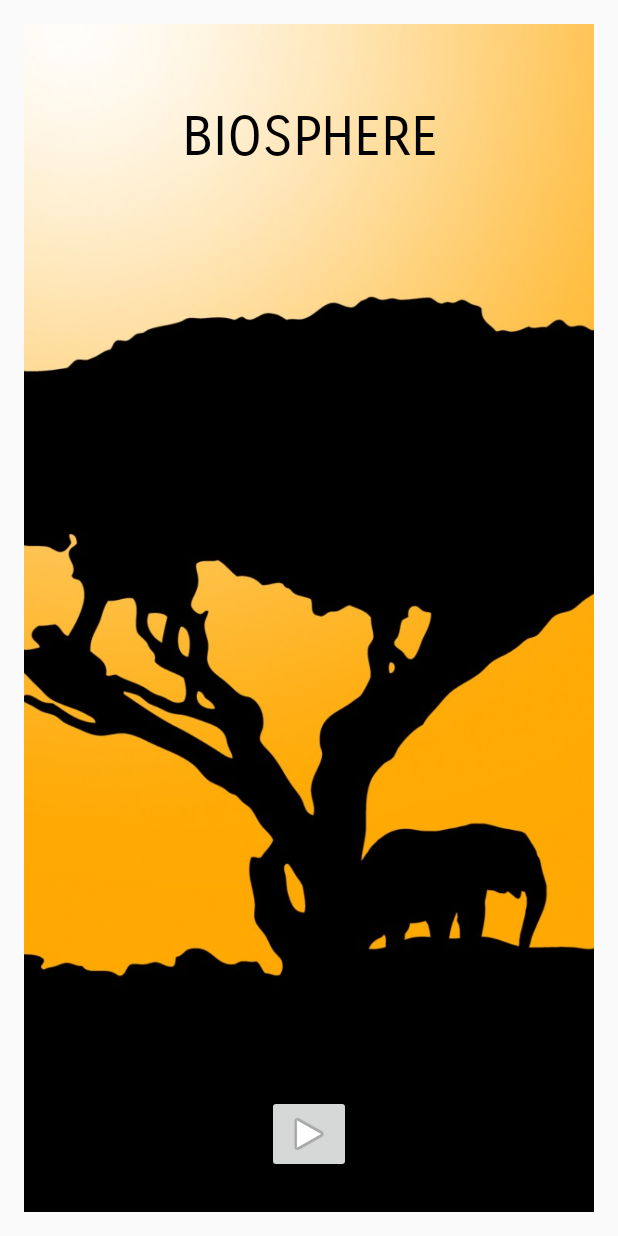
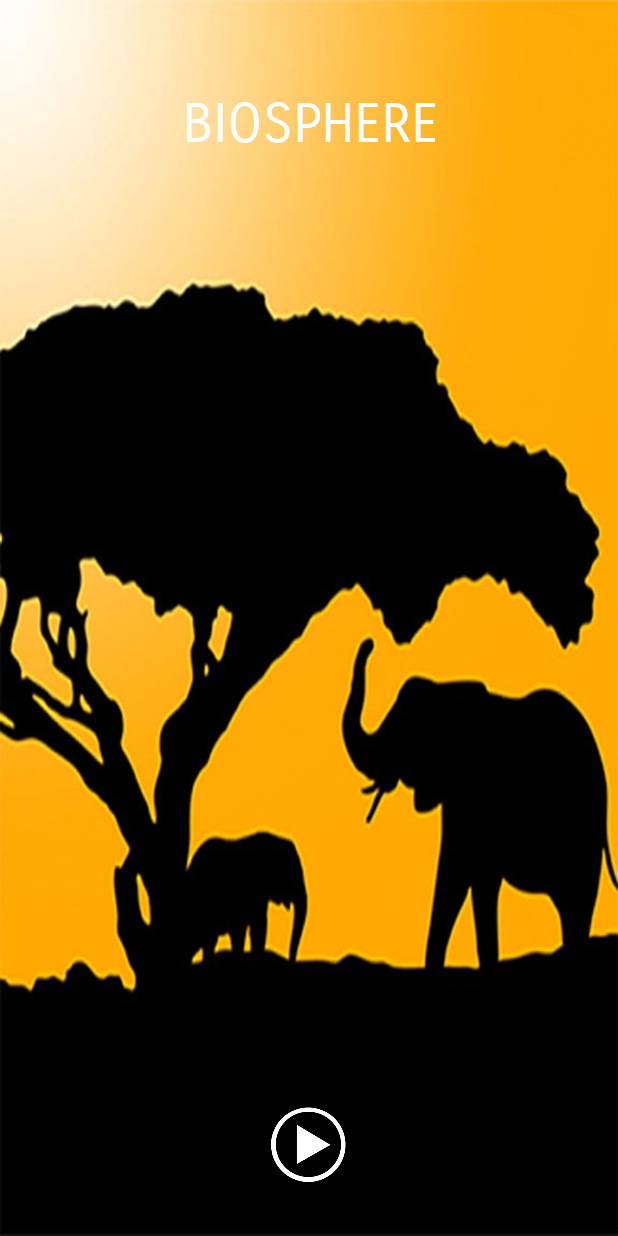
Before and after one commit to ti55987/Animal-Awareness, an Android app: the layout activity_main.xml on its own in the app's theme, with its tools: preview values and no code run, on a phone screen of 412 x 824 dp. Run offline under Robolectric (Android 15) with nearby library versions, the phone set to English and light mode, and no system bars.

Commit message:
Additional screen

```diff
--- a/Biosphere/app/src/main/res/layout/activity_main.xml
+++ b/Biosphere/app/src/main/res/layout/activity_main.xml
@@ -9,25 +9,19 @@
     android:paddingLeft="@dimen/activity_horizontal_margin"
     android:paddingRight="@dimen/activity_horizontal_margin"
     android:paddingTop="@dimen/activity_vertical_margin"
-    tools:context="com.example.jay.biosphere.MainActivity">
-
-    <ImageView
-        android:layout_height="wrap_content"
-        app:srcCompat="@drawable/a"
-        android:id="@+id/imageView"
-        android:layout_width="wrap_content"
-        android:scaleType="centerCrop"
-        android:layout_alignParentTop="true"
-        android:layout_alignParentLeft="true"
-        android:layout_alignParentStart="true" />
+    tools:context="com.example.jay.biosphere.MainActivity"
+    android:background="@drawable/a2">
 
     <ImageButton
-        android:layout_width="wrap_content"
-        android:layout_height="wrap_content"
-        app:srcCompat="@android:drawable/ic_media_play"
-        android:layout_marginBottom="26dp"
+        android:layout_width="50dp"
+        android:layout_height="50dp"
+        app:srcCompat="@drawable/playbutton"
         android:id="@+id/imageButton"
         android:adjustViewBounds="false"
+        android:background="@android:color/transparent"
+        android:layout_marginBottom="20dp"
+        android:scaleType="fitXY"
+        android:visibility="visible"
         android:layout_alignParentBottom="true"
         android:layout_centerHorizontal="true" />
 
@@ -40,8 +34,8 @@
         android:scaleType="centerCrop"
         android:fontFamily="sans-serif-smallcaps"
         android:textSize="36sp"
-        android:textColor="@android:color/background_dark"
-        android:layout_marginTop="54dp"
+        android:textColor="@android:color/background_light"
+        android:layout_marginTop="45dp"
         android:textAlignment="center"
         android:typeface="sans"
         android:layout_alignParentTop="true"
```
Also changed, not shown: Biosphere/app/src/main/AndroidManifest.xml (+7 -0 lines), Biosphere/app/src/main/java/com/example/jay/biosphere/MainActivity.java (+18 -1 lines), Biosphere/app/src/main/java/com/example/jay/biosphere/Reserve.java (added, +14 -0 lines), Biosphere/app/src/main/res/layout/activity_reserve.xml (added, +13 -0 lines), Biosphere/app/src/main/res/drawable/a2.jpg (added), Biosphere/app/src/main/res/drawable/playbutton.png (added).
